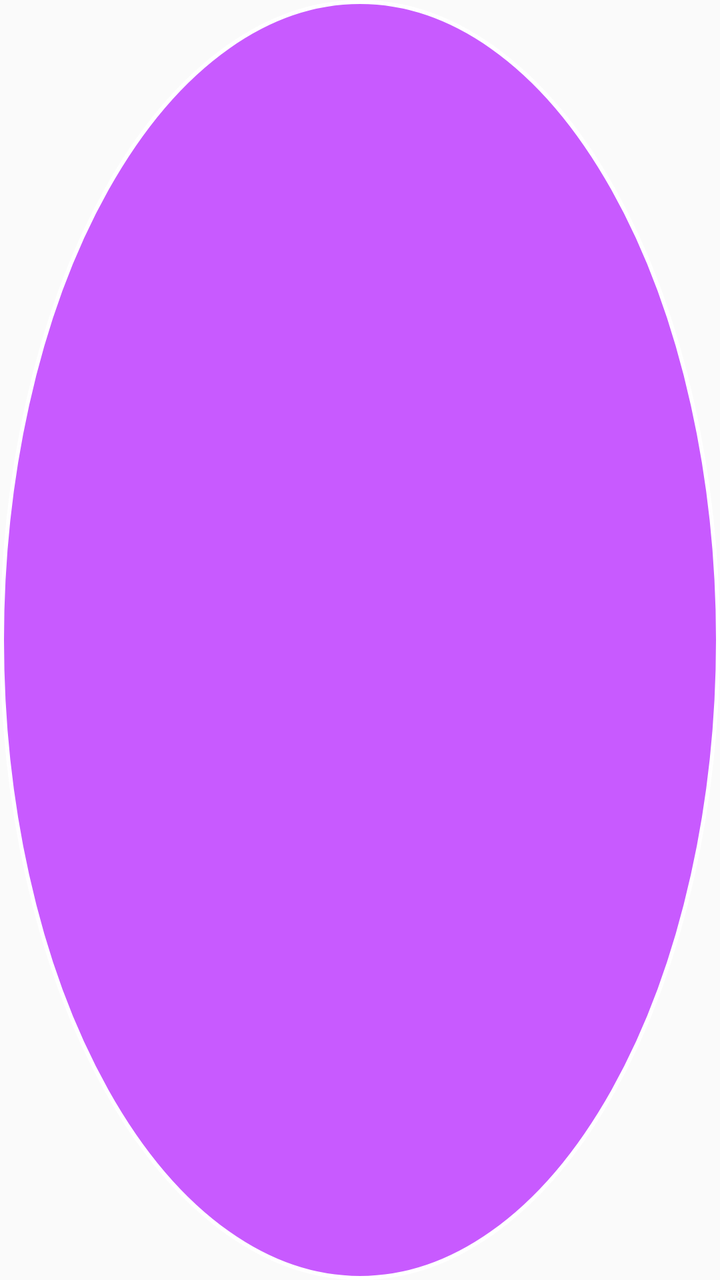
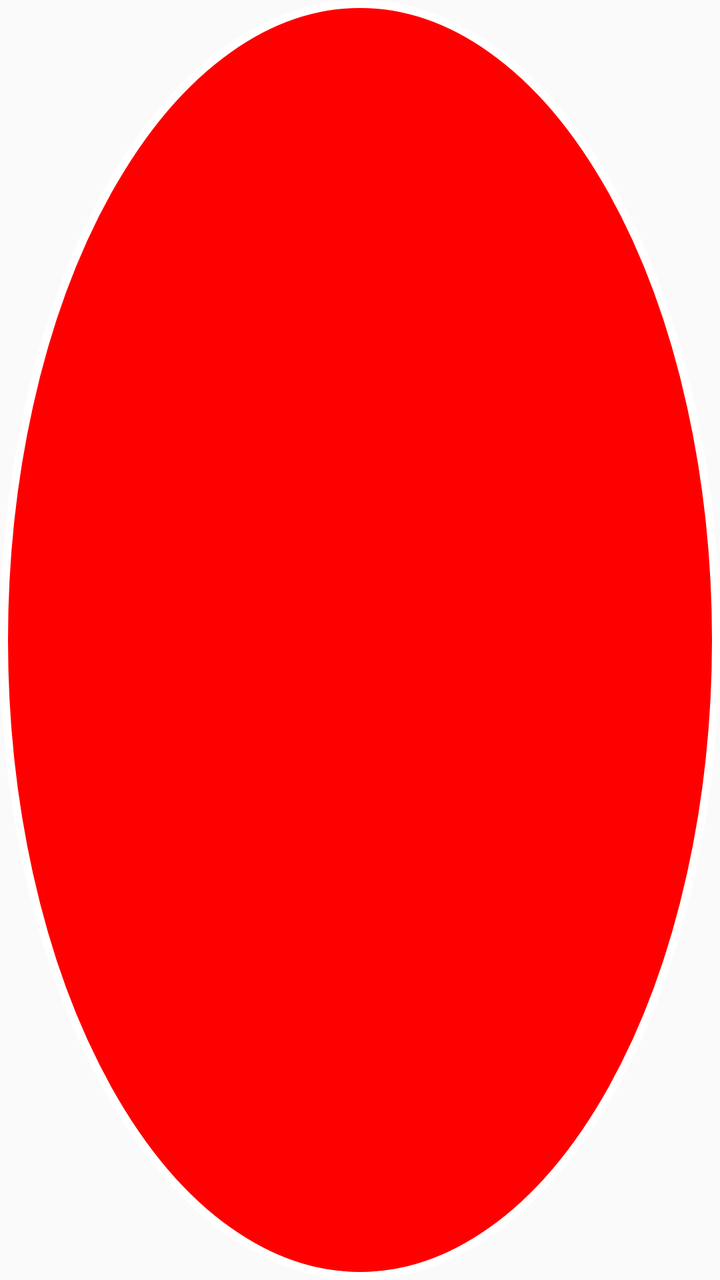

Compare the two renders of this Android layout. The source of the first and the diff that turns it into the second are given below.
<!-- AndroidManifest.xml: application theme Theme.SmartTouch -->
<!-- res/layout/overlay_floating_dot.xml -->
<?xml version="1.0" encoding="utf-8"?>
<ImageView xmlns:android="http://schemas.android.com/apk/res/android"
    android:id="@+id/floatingDot"
    android:layout_width="36dp"
    android:layout_height="36dp"
    android:src="@drawable/floating_dot"
    android:contentDescription="Touch point" />
<!-- resources referenced by this layout -->
<resources>
  <!-- drawable floating_dot (drawable) -->
  <?xml version="1.0" encoding="utf-8"?>
  <shape xmlns:android="http://schemas.android.com/apk/res/android"
      android:shape="oval">
      <solid android:color="#C85AFF" />
      <stroke android:width="2dp" android:color="#FFFFFF" />
  </shape>
  <style name="Theme.SmartTouch" parent="android:Theme.Material.Light.NoActionBar">
          <item name="android:statusBarColor">@android:color/black</item>
          <item name="android:windowLightStatusBar">false</item>
      </style>
</resources>

<!-- the commit's change to res/layout/overlay_floating_dot.xml (unified diff, before → after) -->
@@ -1,7 +1,7 @@
 <?xml version="1.0" encoding="utf-8"?>
 <ImageView xmlns:android="http://schemas.android.com/apk/res/android"
     android:id="@+id/floatingDot"
-    android:layout_width="36dp"
-    android:layout_height="36dp"
+    android:layout_width="70dp"
+    android:layout_height="70dp"
     android:src="@drawable/floating_dot"
     android:contentDescription="Touch point" />
<!-- resource entries referenced after the edit -->
@@ -4,8 +4,8 @@
   <?xml version="1.0" encoding="utf-8"?>
   <shape xmlns:android="http://schemas.android.com/apk/res/android"
       android:shape="oval">
-      <solid android:color="#C85AFF" />
-      <stroke android:width="2dp" android:color="#FFFFFF" />
+      <solid android:color="#FF0000" />
+      <stroke android:width="4dp" android:color="#FFFFFF" />
   </shape>
   <style name="Theme.SmartTouch" parent="android:Theme.Material.Light.NoActionBar">
           <item name="android:statusBarColor">@android:color/black</item>
